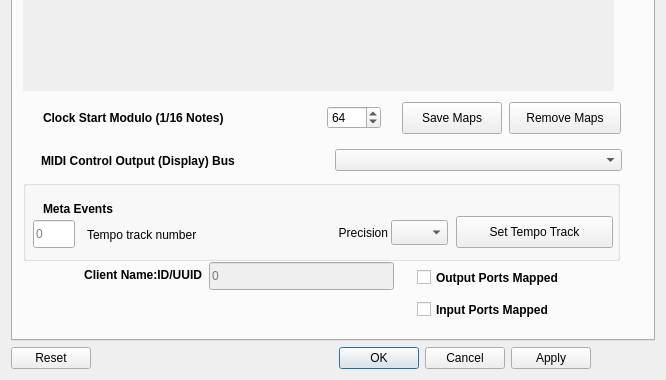
ahlstromcj/seq66, file seq_qt5/forms/qseditoptions.ui: the form before one commit; both pictures show x 0 to 666 and y 287 to 667 of the 666 by 667 pixel window.
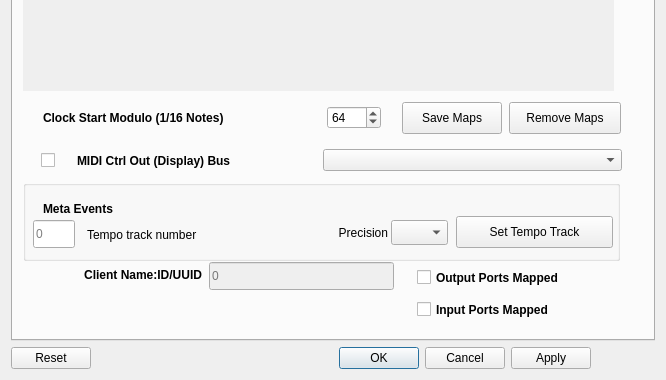
The form after the commit. The open tabs and pages were chosen to show the change.

Commit message: Revisited issue #83 re automation/display controls.

```diff
--- a/seq_qt5/forms/qseditoptions.ui
+++ b/seq_qt5/forms/qseditoptions.ui
@@ -388,9 +388,16 @@
          <height>45</height>
         </rect>
        </property>
-       <layout class="QHBoxLayout" name="horizontalLayout_4">
+       <layout class="QHBoxLayout" name="hLayoutMidiOutBuss" stretch="1,8,10">
         <item>
-         <widget class="QLabel" name="label_12">
+         <widget class="QCheckBox" name="checkBoxMidiOutBuss">
+          <property name="text">
+           <string/>
+          </property>
+         </widget>
+        </item>
+        <item>
+         <widget class="QLabel" name="labelMidiOutBuss">
           <property name="font">
            <font>
             <weight>75</weight>
@@ -398,7 +405,7 @@
            </font>
           </property>
           <property name="text">
-           <string>MIDI Control Output (Display) Bus</string>
+           <string>MIDI Ctrl Out (Display) Bus</string>
           </property>
          </widget>
         </item>
```
Left out of the diff: 13 changed lines with no effect on the pictures. The commit also changes 10 other files.
